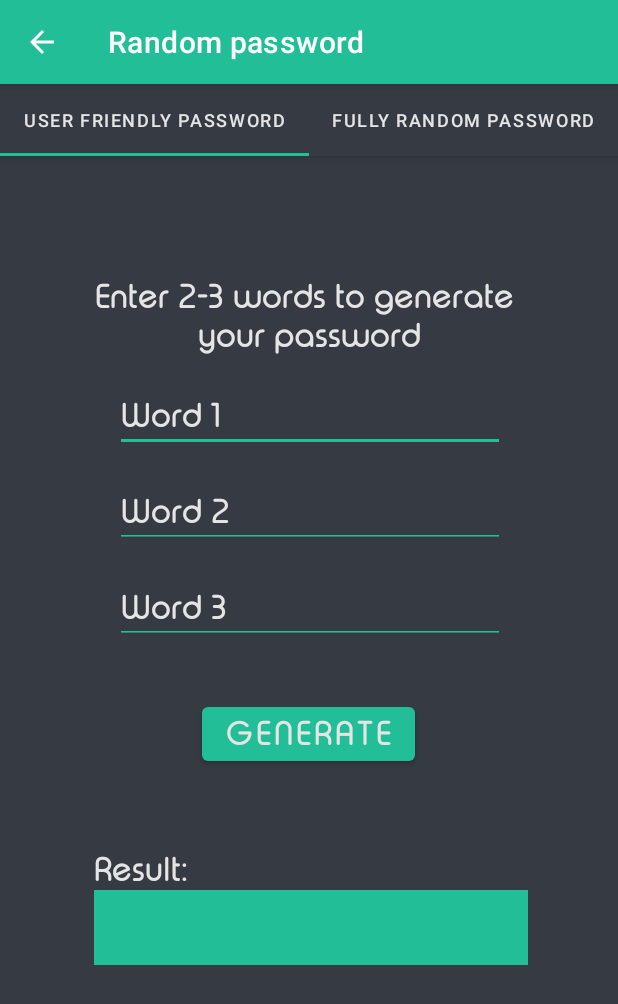
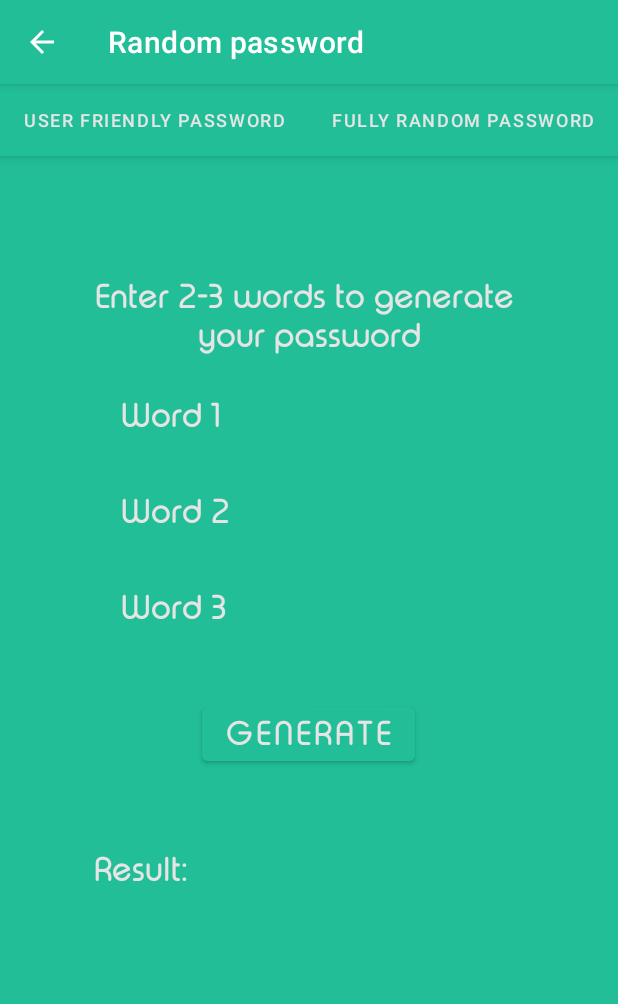
Before and after one commit to michal1702/RNG_AndroidApp, an Android app: the RandomPasswordActivity screen opened directly, with no data from a screen before it, on a phone screen of 412 x 824 dp. Shown: the top 1004 px of the screen. Run offline under Robolectric (Android 15) with nearby library versions, the phone set to English and light mode, and no system bars.

Commit message:
color changes

```diff
--- a/app/src/main/res/values/themes.xml
+++ b/app/src/main/res/values/themes.xml
@@ -2,12 +2,12 @@
     <!-- Base application theme. -->
     <style name="Theme.RandomNumberGenerator" parent="Theme.MaterialComponents.DayNight.DarkActionBar">
         <item name="colorPrimary">@color/light_green</item>
-        <item name="colorPrimaryVariant">@color/light_green_secondary</item>
+        <item name="colorPrimaryVariant">@color/dark_gray_secondary</item>
         <item name="colorOnPrimary">@color/text_white</item>
-        <item name="colorSecondary">@color/dark_gray</item>
-        <item name="colorSecondaryVariant">@color/dark_gray_secondary</item>
+        <item name="colorSecondary">@color/light_green</item>
+        <item name="colorSecondaryVariant">@color/light_green_secondary</item>
         <item name="colorOnSecondary">@color/text_white</item>
-        <item name="android:statusBarColor" tools:targetApi="l">@color/light_green</item>
+        <item name="android:statusBarColor" tools:targetApi="l">@color/light_green_secondary</item>
     </style>
 
     <style name="Theme.RandomNumberGenerator.NoActionBar">
```
